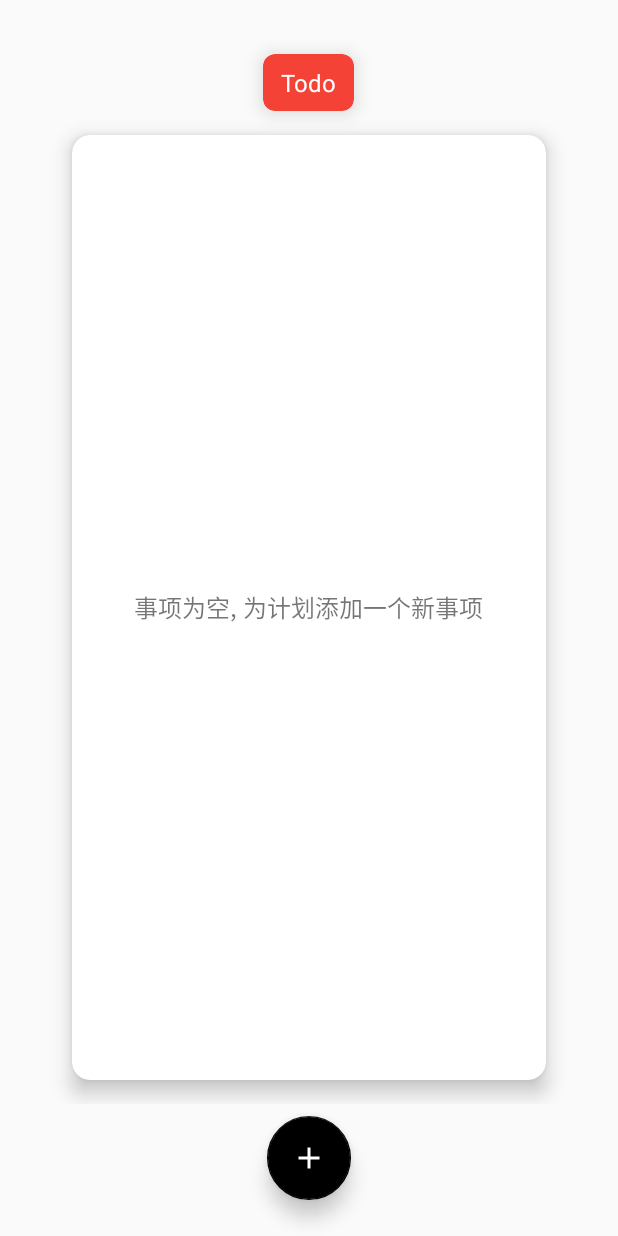
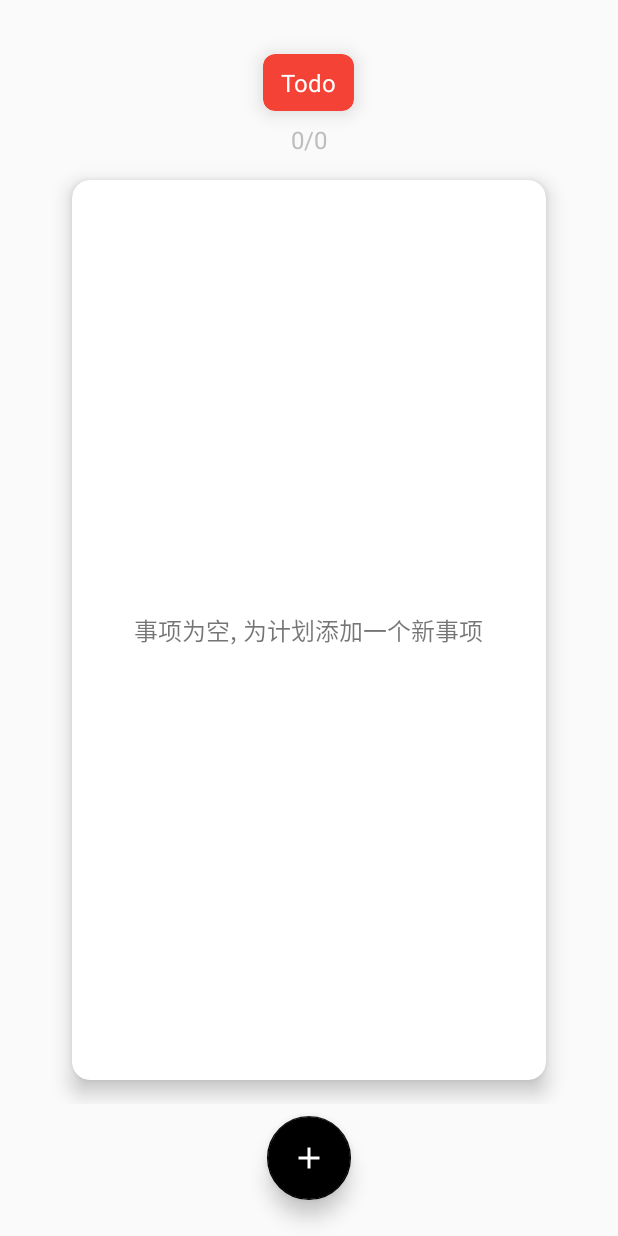
Before and after one commit to csming1995/hundredpercent, an Android app: the screen it shows after launch (RecordsActivity), after a tap on "Todo", on a phone screen of 412 x 824 dp. Run offline under Robolectric (Android 15) with nearby library versions, the phone set to English and light mode, and no system bars; our stand-ins replace Dagger/Hilt's generated code, Room's generated code, Timber; 1 statement that could not run was skipped.

Commit message:
增加计划进度及描述展示

```diff
--- a/app/src/main/java/com/csming/percent/main/MainActivity.java
+++ b/app/src/main/java/com/csming/percent/main/MainActivity.java
@@ -116,7 +116,7 @@ public class MainActivity extends DaggerAppCompatActivity {
         if (ApplicationConfig.getIsFirstIn(this)) {
             mMainViewModel.initPlan(
                     getResources().getString(R.string.first_plan_title),
-                    getResources().getString(R.string.first_plan_description),
+                    "",
                     getResources().getColor(ColorEntity.COLOR_VALUES[0])
             );
             ApplicationConfig.setIsFirstIn(this);
--- a/app/src/main/java/com/csming/percent/main/adapter/PlanListAdapter.java
+++ b/app/src/main/java/com/csming/percent/main/adapter/PlanListAdapter.java
@@ -81,6 +81,7 @@ public class PlanListAdapter extends RecyclerView.Adapter<RecyclerView.ViewHolde
             if (plan != null) {
                 ((PlanNormalViewHolder)holder).setBackground(plan.getColor());
                 ((PlanNormalViewHolder)holder).setTitle(plan.getTitle());
+                ((PlanNormalViewHolder)holder).setProgress(plan.getCount(), plan.getFinished());
                 ((PlanNormalViewHolder)holder).setOnClickListener(view -> {
                     if (mOnItemClickListener != null) {
                         mOnItemClickListener.onItemClick(view, position - 1, plan);
@@ -114,11 +115,13 @@ public class PlanListAdapter extends RecyclerView.Adapter<RecyclerView.ViewHolde
 
         private CardView mCvItem;
         private TextView mTvTitle;
+        private TextView mTvProgress;
 
         PlanNormalViewHolder(@NonNull View itemView) {
             super(itemView);
             mCvItem = itemView.findViewById(R.id.cv_item);
             mTvTitle = itemView.findViewById(R.id.tv_title);
+            mTvProgress = itemView.findViewById(R.id.tv_progress);
         }
 
         private void setBackground(int color) {
@@ -127,6 +130,10 @@ public class PlanListAdapter extends RecyclerView.Adapter<RecyclerView.ViewHolde
 
         private void setTitle(String title) {
             mTvTitle.setText(title);
+        }
+
+        private void setProgress(int count, int finished) {
+            mTvProgress.setText(finished + "/" + count);
         }
 
         private void setOnClickListener(View.OnClickListener onClickListener) {
--- a/app/src/main/java/com/csming/percent/record/RecordsActivity.java
+++ b/app/src/main/java/com/csming/percent/record/RecordsActivity.java
@@ -4,6 +4,7 @@ import android.animation.ObjectAnimator;
 import android.content.Context;
 import android.content.Intent;
 import android.os.Bundle;
+import android.text.TextUtils;
 import android.view.Gravity;
 import android.view.LayoutInflater;
 import android.view.MotionEvent;
@@ -20,6 +21,7 @@ import com.csming.percent.R;
 import com.csming.percent.SlideTouchEventListener;
 import com.csming.percent.common.widget.sliderecyclerview.SlideRecyclerView;
 import com.csming.percent.common.widget.statuslayout.StatusLayout;
+import com.csming.percent.data.vo.Plan;
 import com.csming.percent.data.vo.Record;
 import com.csming.percent.main.adapter.RecordListAdapter;
 import com.csming.percent.main.viewmodel.MainViewModel;
@@ -63,10 +65,9 @@ public class RecordsActivity extends DaggerAppCompatActivity {
     private CardView mCvTitle;
     private LinearLayout mLlRoot;
     private TextView mTvTitle;
+    private TextView mTvProgress;
+    private TextView mTvDescription;
     private FloatingActionButton mFabAdd;
-
-//    private PopupWindow mPopupWindowDelete;
-//    private FrameLayout mFlPopupDelete;
 
     private SlideRecyclerView mRvRecords;
     private LinearLayoutManager mLinearLayoutManager;
@@ -76,8 +77,6 @@ public class RecordsActivity extends DaggerAppCompatActivity {
 
     private ObjectAnimator mObjectAnimatorCardPanelEnter;
     private ObjectAnimator mObjectAnimatorFabEnter;
-
-//    private List<Record> records;
 
     @Inject
     ViewModelProvider.Factory factory;
@@ -134,6 +133,8 @@ public class RecordsActivity extends DaggerAppCompatActivity {
         mCvTitle = findViewById(R.id.cv_title);
         mLlRoot = findViewById(R.id.ll_root);
         mTvTitle = findViewById(R.id.tv_title);
+        mTvProgress = findViewById(R.id.tv_progress);
+        mTvDescription = findViewById(R.id.tv_description);
         mFabAdd = findViewById(R.id.fab_add_record);
         mRvRecords = findViewById(R.id.rv_records);
 
@@ -207,6 +208,18 @@ public class RecordsActivity extends DaggerAppCompatActivity {
             }
         });
 
+        mRecordsViewModel.getPlan().observe(this, plan -> {
+            if (plan != null) {
+                mTvProgress.setText(plan.getFinished() + "/" + plan.getCount());
+                if (TextUtils.isEmpty(plan.getDescription())){
+                    mTvDescription.setVisibility(View.GONE);
+                } else {
+                    mTvDescription.setVisibility(View.VISIBLE);
+                }
+                mTvDescription.setText(plan.getDescription());
+            }
+        });
+
         mCvTitle.setCardBackgroundColor(getIntent().getIntExtra(EXTRA_TAG_PLAN_COLOR, getResources().getColor(R.color.color_111111)));
         mTvTitle.setText(mRecordsViewModel.getPlanTitle());
     }
--- a/app/src/main/java/com/csming/percent/record/viewmodel/RecordsViewModel.kt
+++ b/app/src/main/java/com/csming/percent/record/viewmodel/RecordsViewModel.kt
@@ -12,7 +12,7 @@ import javax.inject.Inject
 /**
  * @author Created by csming on 2018/10/3.
  */
-
+// FIXME 一些数据库操作优化至异步线程
 class RecordsViewModel @Inject constructor(
         private val planRepository: PlanRepository,
         private val recordRepository: RecordRepository
@@ -22,14 +22,21 @@ class RecordsViewModel @Inject constructor(
     private var mPlanTitle: String = ""
 
     private var plan: Plan? = null
+    private var planLiveData = MutableLiveData<Plan>()
+
 
     fun setPlanId(planId: Int) {
         this.mPlanId = planId
         plan = planRepository.findPlan(planId)
+        planLiveData.value = plan
     }
 
     fun getPlanId(): Int {
         return this.mPlanId
+    }
+
+    fun getPlan(): LiveData<Plan> {
+        return planLiveData
     }
 
     fun setPlanTitle(title: String) {
@@ -48,17 +55,18 @@ class RecordsViewModel @Inject constructor(
         recordRepository.delete(record)
         plan!!.count--
         plan!!.finished--
+        planLiveData.value = plan
         planRepository.updatePlanCount(mPlanId, plan!!.count - 1)
         if (record.isFinish) {
             planRepository.updatePlanFinished(mPlanId, plan!!.finished - 1)
         }
-
     }
 
     fun updateRecordFinish(record: Record, finish: Boolean) {
         if (record.isFinish == finish) return
         recordRepository.updateRecordFinish(record, finish)
         plan!!.finished = if (finish) plan!!.finished + 1 else plan!!.finished - 1
+        planLiveData.value = plan
         planRepository.updatePlanFinished(mPlanId, plan!!.finished)
     }
 
--- a/app/src/main/res/layout/activity_records.xml
+++ b/app/src/main/res/layout/activity_records.xml
@@ -40,7 +40,30 @@
                 android:text="@string/title_records"
                 android:textColor="@color/color_ffffff"
                 android:textSize="16dp" />
+
         </androidx.cardview.widget.CardView>
+
+        <TextView
+            android:id="@+id/tv_progress"
+            android:layout_width="wrap_content"
+            android:layout_height="wrap_content"
+            android:layout_gravity="center"
+            android:layout_marginTop="8dp"
+            android:gravity="center"
+            android:text="test"
+            android:textColor="@color/color_BDBDBD"
+            android:textSize="16dp" />
+
+        <TextView
+            android:id="@+id/tv_description"
+            android:layout_width="wrap_content"
+            android:layout_height="wrap_content"
+            android:layout_gravity="center"
+            android:layout_marginTop="8dp"
+            android:gravity="center"
+            android:text="test"
+            android:textColor="@color/color_BDBDBD"
+            android:textSize="16dp" />
 
         <androidx.cardview.widget.CardView
             android:id="@+id/cv_panel"
@@ -64,8 +87,7 @@
                 <com.csming.percent.common.widget.sliderecyclerview.SlideRecyclerView
                     android:id="@+id/rv_records"
                     android:layout_width="match_parent"
-                    android:layout_height="match_parent">
-                </com.csming.percent.common.widget.sliderecyclerview.SlideRecyclerView>
+                    android:layout_height="match_parent"></com.csming.percent.common.widget.sliderecyclerview.SlideRecyclerView>
             </com.csming.percent.common.widget.statuslayout.StatusLayout>
 
 
--- a/app/src/main/res/layout/item_list_plan.xml
+++ b/app/src/main/res/layout/item_list_plan.xml
@@ -25,10 +25,11 @@
 
         <TextView
             android:id="@+id/tv_title"
-            android:layout_width="match_parent"
+            android:layout_width="0dp"
             android:layout_height="wrap_content"
             android:layout_gravity="bottom"
             android:layout_marginEnd="20dp"
+            android:layout_weight="1"
             android:background="@android:color/transparent"
             android:ellipsize="end"
             android:singleLine="true"
@@ -36,6 +37,18 @@
             android:textColor="@color/color_ffffff"
             android:textSize="16dp" />
 
+        <TextView
+            android:id="@+id/tv_progress"
+            android:layout_width="wrap_content"
+            android:layout_height="match_parent"
+            android:layout_gravity="center"
+            android:layout_marginStart="8dp"
+            android:layout_marginEnd="16dp"
+            android:textSize="14dp"
+            android:gravity="center"
+            android:text="111"
+            android:textColor="@color/color_ffffff" />
+
     </LinearLayout>
 
 </androidx.cardview.widget.CardView>
--- a/app/src/main/res/values/colors.xml
+++ b/app/src/main/res/values/colors.xml
@@ -8,6 +8,7 @@
     <color name="color_111111">#111111</color>
     <color name="color_212121">#212121</color>
     <color name="color_424242">#424242</color>
+    <color name="color_BDBDBD">#BDBDBD</color>
     <color name="color_ffffff">#ffffff</color>
     <color name="color_00000000">#00000000</color>
 
```
